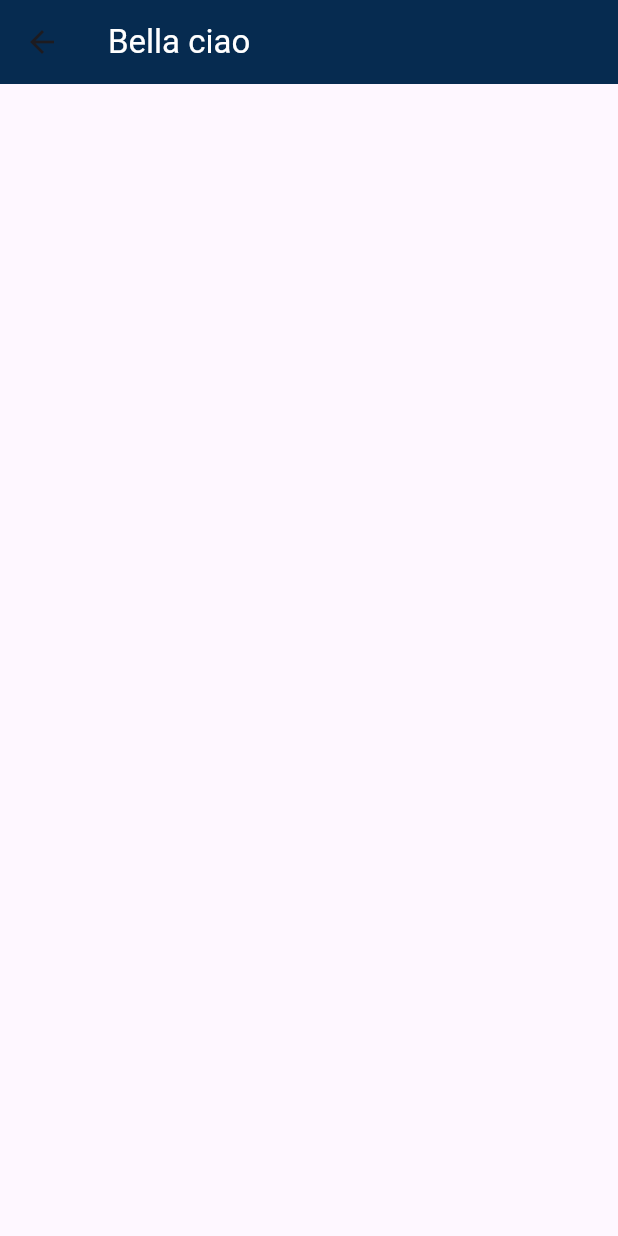
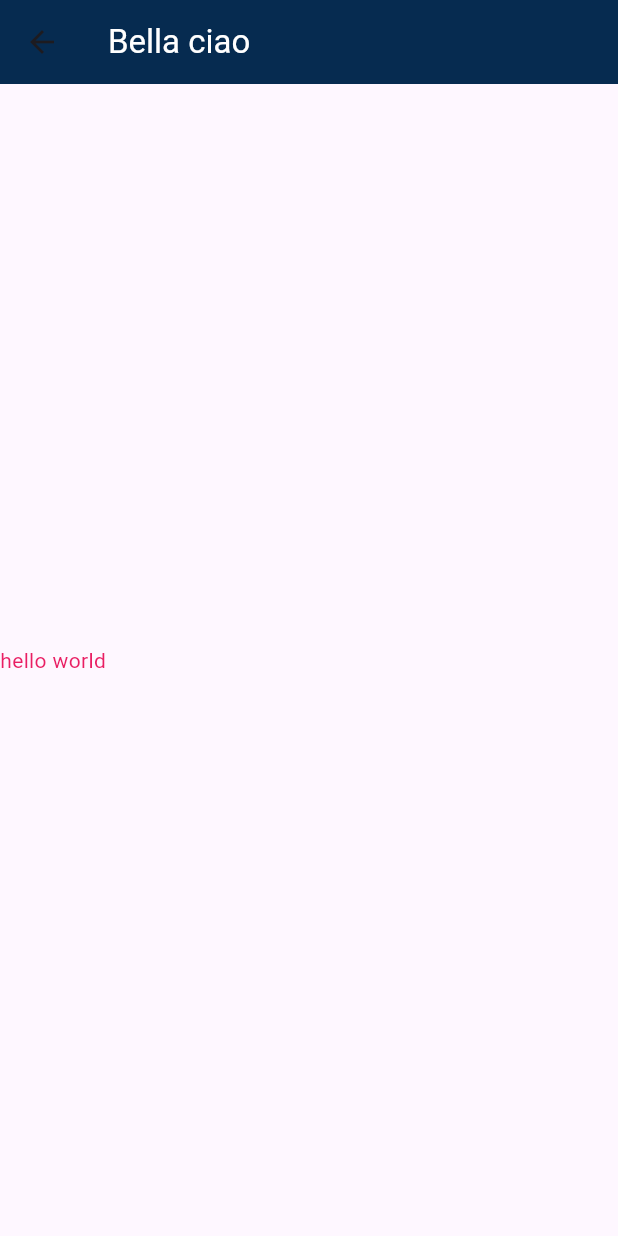
Before and after one commit to AbihaRiaz1703/Codezz, a Flutter app: the No screen opened by its route, on a phone screen of 412 x 824 dp. Run offline on Flutter 3.47's test engine with Material 3 defaults, Android fonts, the phone set to English and light mode, and no system bars; our stand-ins replace font_awesome_flutter, readmore.

Commit message:
first commit

```diff
--- a/lib/p.dart
+++ b/lib/p.dart
@@ -22,7 +22,12 @@ class _NoState extends State<No> {
         body: Column(
           mainAxisAlignment: MainAxisAlignment.center,
           crossAxisAlignment: CrossAxisAlignment.center,
-          children: [],
+          children: [
+            Text(
+              'hello world',
+              style: TextStyle(color: Colors.pink),
+            )
+          ],
         ));
   }
 }
```
